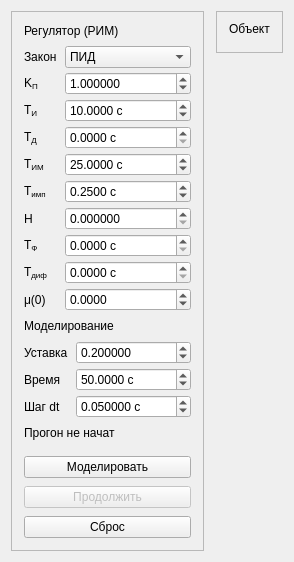
This is ui/tabs/rim-tab.ui in VadmanBat/Irbis as Qt 5 draws it before an edit. The edited form follows.
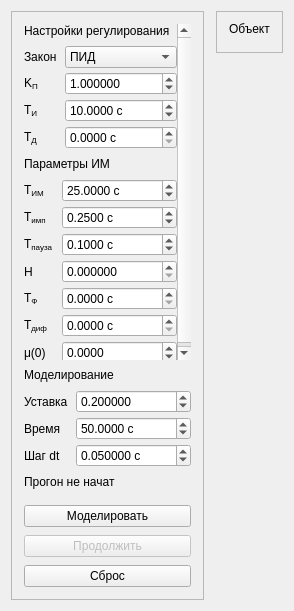
This is the edited form. Custom widgets are drawn as their Qt base class.

```diff
--- a/ui/tabs/rim-tab.ui
+++ b/ui/tabs/rim-tab.ui
@@ -39,16 +39,6 @@
       <property name="bottomMargin">
        <number>12</number>
       </property>
-      <item>
-       <widget class="QLabel" name="regTitle">
-        <property name="objectName">
-         <string notr="true">rimCardTitle</string>
-        </property>
-        <property name="text">
-         <string>Регулятор (РИМ)</string>
-        </property>
-       </widget>
-      </item>
       <item>
        <widget class="QScrollArea" name="settingsScroll">
         <property name="widgetResizable">
@@ -61,13 +51,10 @@
          <enum>Qt::ScrollBarAlwaysOff</enum>
         </property>
         <widget class="QWidget" name="settingsContent">
-         <layout class="QFormLayout" name="settingsForm">
-          <property name="horizontalSpacing">
+         <layout class="QVBoxLayout" name="settingsLayout">
+          <property name="spacing">
            <number>8</number>
           </property>
-          <property name="verticalSpacing">
-           <number>4</number>
-          </property>
           <property name="leftMargin">
            <number>0</number>
           </property>
@@ -80,6 +67,36 @@
           <property name="bottomMargin">
            <number>0</number>
           </property>
+          <item>
+           <widget class="QLabel" name="tuneTitle">
+            <property name="objectName">
+             <string notr="true">rimCardTitle</string>
+            </property>
+            <property name="text">
+             <string>Настройки регулирования</string>
+            </property>
+           </widget>
+          </item>
+          <item>
+           <layout class="QFormLayout" name="tuneForm">
+            <property name="horizontalSpacing">
+             <number>8</number>
+            </property>
+            <property name="verticalSpacing">
+             <number>4</number>
+            </property>
+            <property name="leftMargin">
+             <number>0</number>
+            </property>
+            <property name="topMargin">
+             <number>0</number>
+            </property>
+            <property name="rightMargin">
+             <number>0</number>
+            </property>
+            <property name="bottomMargin">
+             <number>0</number>
+            </property>
           <item row="0" column="0">
            <widget class="QLabel" name="lawLabel">
             <property name="toolTip">
@@ -239,7 +256,39 @@
             </property>
            </widget>
           </item>
-          <item row="4" column="0">
+           </layout>
+          </item>
+          <item>
+           <widget class="QLabel" name="imTitle">
+            <property name="objectName">
+             <string notr="true">rimCardTitle</string>
+            </property>
+            <property name="text">
+             <string>Параметры ИМ</string>
+            </property>
+           </widget>
+          </item>
+          <item>
+           <layout class="QFormLayout" name="imForm">
+            <property name="horizontalSpacing">
+             <number>8</number>
+            </property>
+            <property name="verticalSpacing">
+             <number>4</number>
+            </property>
+            <property name="leftMargin">
+             <number>0</number>
+            </property>
+            <property name="topMargin">
+             <number>0</number>
+            </property>
+            <property name="rightMargin">
+             <number>0</number>
+            </property>
+            <property name="bottomMargin">
+             <number>0</number>
+            </property>
+          <item row="0" column="0">
            <widget class="QLabel" name="travelLabel">
             <property name="toolTip">
              <string>Время полного хода исполнительного механизма</string>
@@ -255,7 +304,7 @@
             </property>
            </widget>
           </item>
-          <item row="4" column="1">
+          <item row="0" column="1">
            <widget class="CompactDoubleSpinBox" name="travelSpin">
             <property name="toolTip">
              <string>Время полного хода исполнительного механизма</string>
@@ -277,7 +326,7 @@
             </property>
            </widget>
           </item>
-          <item row="5" column="0">
+          <item row="1" column="0">
            <widget class="QLabel" name="pulseLabel">
             <property name="toolTip">
              <string>Минимальная длительность импульса</string>
@@ -293,7 +342,7 @@
             </property>
            </widget>
           </item>
-          <item row="5" column="1">
+          <item row="1" column="1">
            <widget class="CompactDoubleSpinBox" name="pulseSpin">
             <property name="toolTip">
              <string>Минимальная длительность импульса</string>
@@ -315,7 +364,45 @@
             </property>
            </widget>
           </item>
-          <item row="6" column="0">
+          <item row="2" column="0">
+           <widget class="QLabel" name="pauseLabel">
+            <property name="toolTip">
+             <string>Минимальная пауза между импульсами. 0 — без паузы</string>
+            </property>
+            <property name="textFormat">
+             <enum>Qt::RichText</enum>
+            </property>
+            <property name="text">
+             <string>T&lt;sub&gt;пауза&lt;/sub&gt;</string>
+            </property>
+            <property name="buddy">
+             <cstring>pauseSpin</cstring>
+            </property>
+           </widget>
+          </item>
+          <item row="2" column="1">
+           <widget class="CompactDoubleSpinBox" name="pauseSpin">
+            <property name="toolTip">
+             <string>Минимальная пауза между импульсами. 0 — без паузы</string>
+            </property>
+            <property name="suffix">
+             <string> с</string>
+            </property>
+            <property name="decimals">
+             <number>4</number>
+            </property>
+            <property name="minimum">
+             <double>0</double>
+            </property>
+            <property name="maximum">
+             <double>1000</double>
+            </property>
+            <property name="value">
+             <double>0.1</double>
+            </property>
+           </widget>
+          </item>
+          <item row="3" column="0">
            <widget class="QLabel" name="deadzoneLabel">
             <property name="toolTip">
              <string>Ширина зоны нечувствительности в единицах уставки</string>
@@ -328,7 +415,7 @@
             </property>
            </widget>
           </item>
-          <item row="6" column="1">
+          <item row="3" column="1">
            <widget class="CompactDoubleSpinBox" name="deadzoneSpin">
             <property name="toolTip">
              <string>Ширина зоны нечувствительности в единицах уставки</string>
@@ -347,7 +434,7 @@
             </property>
            </widget>
           </item>
-          <item row="7" column="0">
+          <item row="4" column="0">
            <widget class="QLabel" name="filterLabel">
             <property name="toolTip">
              <string>Постоянная времени фильтра ошибки</string>
@@ -363,7 +450,7 @@
             </property>
            </widget>
           </item>
-          <item row="7" column="1">
+          <item row="4" column="1">
            <widget class="CompactDoubleSpinBox" name="filterSpin">
             <property name="toolTip">
              <string>Постоянная времени фильтра ошибки</string>
@@ -385,7 +472,7 @@
             </property>
            </widget>
           </item>
-          <item row="8" column="0">
+          <item row="5" column="0">
            <widget class="QLabel" name="diffLabel">
             <property name="toolTip">
              <string>Постоянная времени дифференцирования</string>
@@ -401,7 +488,7 @@
             </property>
            </widget>
           </item>
-          <item row="8" column="1">
+          <item row="5" column="1">
            <widget class="CompactDoubleSpinBox" name="diffSpin">
             <property name="toolTip">
              <string>Постоянная времени дифференцирования</string>
@@ -423,7 +510,7 @@
             </property>
            </widget>
           </item>
-          <item row="9" column="0">
+          <item row="6" column="0">
            <widget class="QLabel" name="valve0Label">
             <property name="toolTip">
              <string>Начальное положение регулирующего органа</string>
@@ -436,7 +523,7 @@
             </property>
            </widget>
           </item>
-          <item row="9" column="1">
+          <item row="6" column="1">
            <widget class="CompactDoubleSpinBox" name="valve0Spin">
             <property name="toolTip">
              <string>Начальное положение регулирующего органа</string>
@@ -454,6 +541,8 @@
              <double>0</double>
             </property>
            </widget>
+          </item>
+           </layout>
           </item>
          </layout>
         </widget>
```
